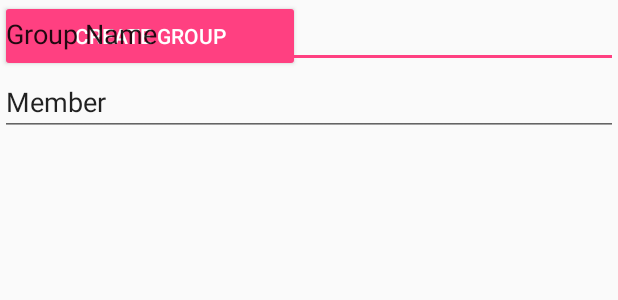
After one commit to saiyandapalli/Social-Snack, an Android app: the layout activity_create_group.xml on its own in the app's theme, with its tools: preview values and no code run, on a phone screen of 412 x 824 dp. The commit adds this screen. Shown: the top 300 px of the screen. Run offline under Robolectric (Android 15) with nearby library versions, the phone set to English and light mode, and no system bars.

Commit message:
Yash after merge

```diff
--- a/app/src/main/AndroidManifest.xml
+++ b/app/src/main/AndroidManifest.xml
@@ -16,6 +16,9 @@
                 <category android:name="android.intent.category.LAUNCHER" />
             </intent-filter>
         </activity>
+        <activity android:name=".MealActivity" />
+        <activity android:name=".GroupActivity" />
+        <activity android:name=".CreateGroupActivity"></activity>
         <activity android:name=".MapActivity" />
         <activity android:name=".ListActivity"></activity>
     </application>
--- /dev/null
+++ b/app/src/main/res/drawable/done.xml
@@ -0,0 +1,4 @@
+<?xml version="1.0" encoding="utf-8"?>
+<selector xmlns:android="http://schemas.android.com/apk/res/android">
+
+</selector>
--- /dev/null
+++ b/app/src/main/res/layout/activity_create_group.xml
@@ -0,0 +1,47 @@
+<?xml version="1.0" encoding="utf-8"?>
+<android.support.constraint.ConstraintLayout xmlns:android="http://schemas.android.com/apk/res/android"
+    xmlns:app="http://schemas.android.com/apk/res-auto"
+    xmlns:tools="http://schemas.android.com/tools"
+    android:layout_width="match_parent"
+    android:layout_height="match_parent"
+    tools:context=".CreateGroupActivity">
+
+    <LinearLayout
+        android:layout_width="200dp"
+        android:layout_height="50dp"
+        android:orientation="horizontal"
+        tools:layout_editor_absoluteX="92dp"
+        tools:layout_editor_absoluteY="434dp">
+
+        <Button
+            android:id="@+id/button5"
+            style="@style/Widget.AppCompat.Button.Colored"
+            android:layout_width="wrap_content"
+            android:layout_height="wrap_content"
+            android:layout_weight="1"
+            android:text="Create Group" />
+    </LinearLayout>
+
+    <LinearLayout
+        android:layout_width="match_parent"
+        android:layout_height="match_parent"
+        android:orientation="vertical">
+
+        <EditText
+            android:id="@+id/editText"
+            android:layout_width="match_parent"
+            android:layout_height="wrap_content"
+            android:ems="10"
+            android:inputType="textPersonName"
+            android:text="Group Name" />
+
+        <EditText
+            android:id="@+id/editText2"
+            android:layout_width="match_parent"
+            android:layout_height="wrap_content"
+            android:ems="10"
+            android:inputType="textPersonName"
+            android:text="Member" />
+    </LinearLayout>
+
+</android.support.constraint.ConstraintLayout>
--- a/build.gradle
+++ b/build.gradle
@@ -13,7 +13,7 @@ buildscript {
         }
     }
     dependencies {
-        classpath 'com.android.tools.build:gradle:3.1.4'
+        classpath 'com.android.tools.build:gradle:3.1.0'
 
 
 
@@ -25,8 +25,8 @@ buildscript {
 
 allprojects {
     repositories {
+        jcenter()
         google()
-        jcenter()
     }
 }
 
```
Also changed, not shown: app/build.gradle (+9 -7 lines), app/src/main/java/com/saiyandapalli/vroom/CreateGroupActivity.java (added, +13 -0 lines), app/src/main/java/com/saiyandapalli/vroom/Event.java (+21 -2 lines), app/src/main/java/com/saiyandapalli/vroom/Group.java (+20 -1 lines), app/src/main/java/com/saiyandapalli/vroom/GroupActivity.java (added, +13 -0 lines), app/src/main/java/com/saiyandapalli/vroom/MealActivity.java (added, +13 -0 lines), app/src/main/java/com/saiyandapalli/vroom/User.java (+24 -1 lines), app/src/main/res/layout/activity_meal.xml (added, +26 -0 lines), app/src/main/res/layout/row_view.xml (+9 -3 lines).
